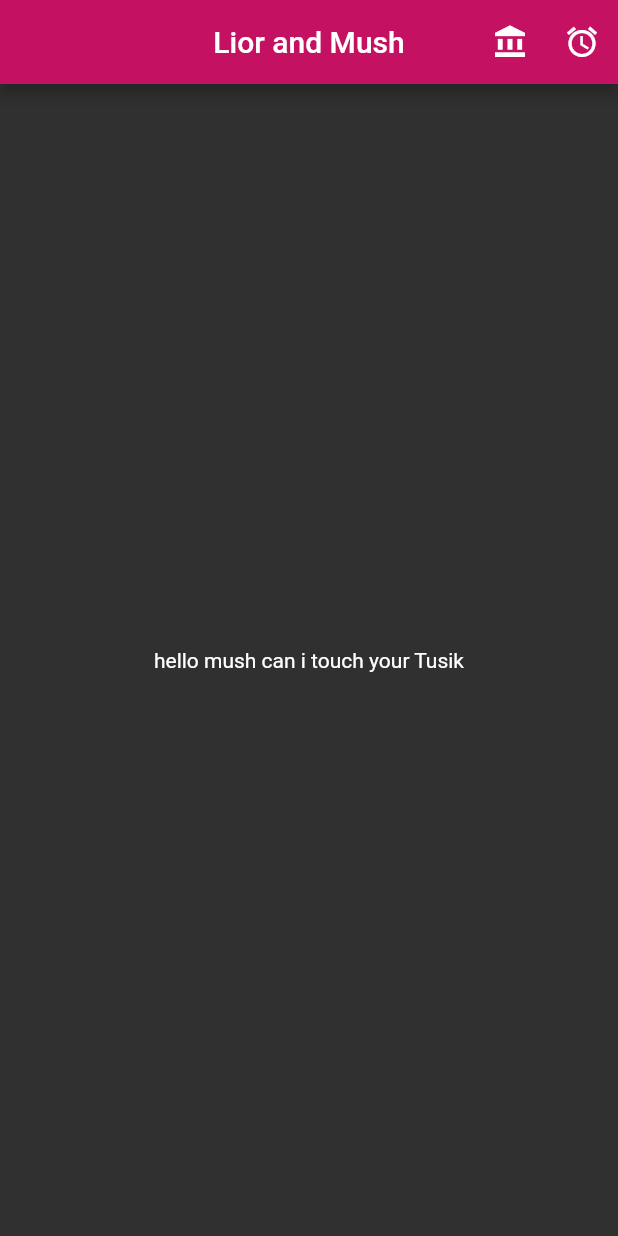
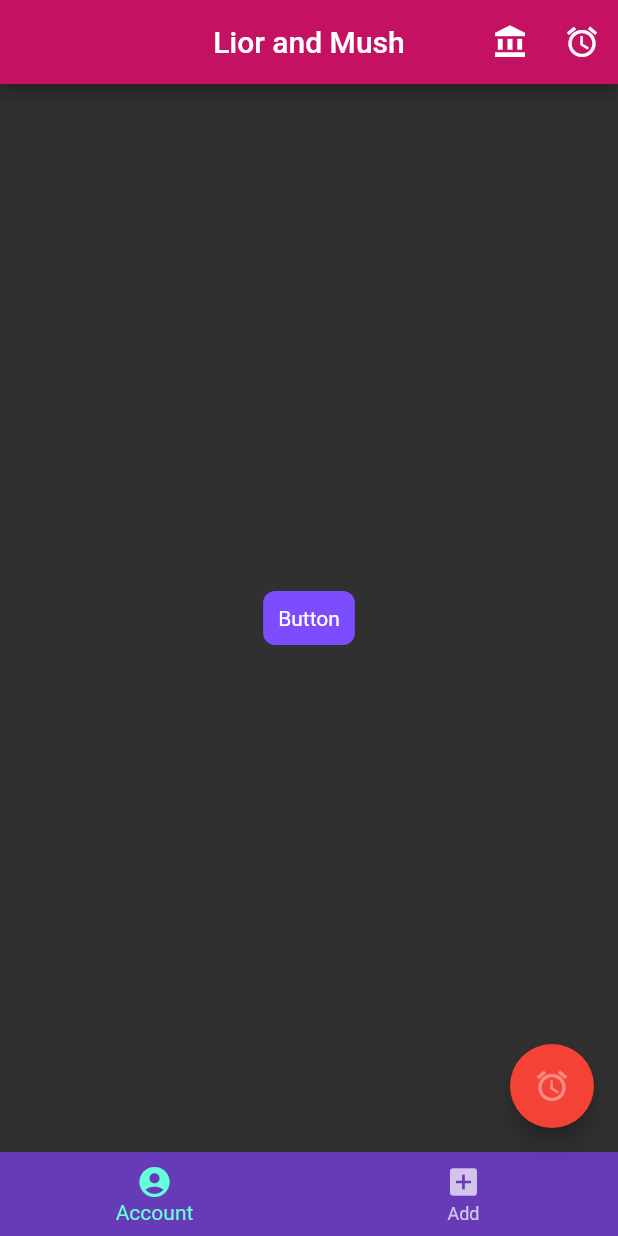
Before and after one commit to liorbenita/IdeaProjects, a Flutter app: the ScaffoldExample screen opened directly, on a phone screen of 412 x 824 dp. Run offline on Flutter 3.47's test engine with Material 2 defaults, Android fonts, the phone set to English and light mode, and no system bars.

Commit message:
flutter preview after dart

```diff
--- a/flutter3/lib/main.dart
+++ b/flutter3/lib/main.dart
@@ -1,3 +1,5 @@
+
+
 
 
 import 'package:flutter/material.dart';
@@ -14,7 +16,7 @@ theme: ThemeData.dark(),
      return Scaffold(
          appBar: AppBar(
            actions: <Widget>[
-             IconButton(icon:Icon( Icons.arrow_downward) ,onPressed:()=> 'learnHowtochangeRoute ')
+             IconButton(icon:Icon( Icons.arrow_downward) ,onPressed:()=> 'fdks;k')
            ],
          ),
          body: Center(
@@ -26,7 +28,7 @@ theme: ThemeData.dark(),
      );
    },
    'prehome': (BuildContext context) {
-     return Home();
+     return ScaffoldExample();
    },
  },
   initialRoute: 'prehome',
--- a/flutter3/lib/ui/home.dart
+++ b/flutter3/lib/ui/home.dart
@@ -1,5 +1,28 @@
 
 import 'package:flutter/material.dart';
+
+class CustomButton extends StatelessWidget {
+  @override
+  Widget build(BuildContext context) {
+    return GestureDetector(
+      onTap: (){
+        final snackbar = SnackBar(
+         content: Text('Hello From the Other Side'),
+        );
+        Scaffold.of(context).showSnackBar(snackbar);
+      },
+      child: Container(
+        padding: EdgeInsets.all(10.0),
+        decoration: BoxDecoration(
+          color: Colors.deepPurpleAccent,
+          borderRadius: BorderRadius.circular(8.0)
+        ),
+        child: Text('Button'),
+      ),
+    );
+  }
+}
+
 class ScaffoldExample extends StatelessWidget {
   _tapButton() => debugPrint(
     'hacked'
@@ -19,8 +42,35 @@ class ScaffoldExample extends StatelessWidget {
           IconButton(icon: Icon(Icons.access_alarms), onPressed: _tapButton)
         ],
       ),
-      body: Center(
-        child: Text('hello mush can i touch your Tusik'),
+      floatingActionButton: FloatingActionButton(
+        backgroundColor: Colors.red,
+        onPressed: ()=> debugPrint('YO YO yO '),
+        child: IconButton(icon: Icon(Icons.access_alarms),),
+      ),
+      bottomNavigationBar:BottomNavigationBar(backgroundColor: Colors.deepPurple,items: [
+        BottomNavigationBarItem(icon: Icon(Icons.account_circle),
+            title: Text('Account')),
+        BottomNavigationBarItem(icon: Icon(Icons.add_box),
+      title: Text('Add')),
+      ],
+      onTap: (int index)=> debugPrint('Tapped Item : $index'
+      ),) ,
+      body: Container(
+        alignment: Alignment.center,
+        child: Column(
+          mainAxisAlignment: MainAxisAlignment.center,
+          children: <Widget>[
+            CustomButton(),
+
+//            InkWell(
+//              child: Text('Tap me',
+//              style: TextStyle(fontSize: 23.5),),
+//              onTap: ()=> debugPrint('Tapped'),
+//
+//           )
+          ],
+
+        ),
       ),
     );
   }
```
